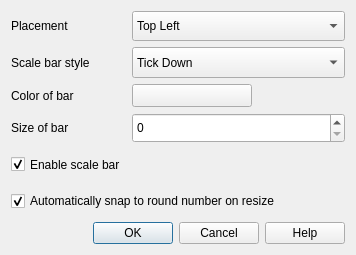
First picture: the form in src/ui/qgsdecorationscalebardialog.ui, repository carsmie/QGIS, before the edit.
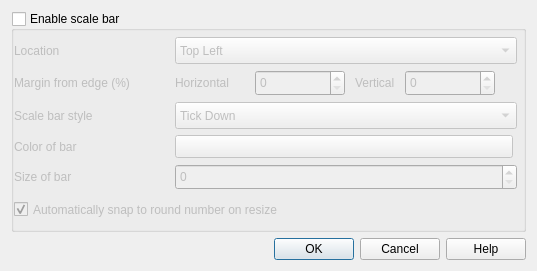
Second picture: the form after the edit. Icons and pictures are not drawn. Custom widgets are drawn as their Qt base class.

Commit message:
Added placement margin to decoration items and updated dialogs.
- North arrow, scalebar, and copyright label updated to include a
  margin option on placement.
- All qgsdecorationitem type dialogs amended so that all widgets sit
  within a checkable group box for activating/deactivating the item.

```diff
--- a/src/ui/qgsdecorationscalebardialog.ui
+++ b/src/ui/qgsdecorationscalebardialog.ui
@@ -6,8 +6,8 @@
    <rect>
     <x>0</x>
     <y>0</y>
-    <width>356</width>
-    <height>255</height>
+    <width>537</width>
+    <height>271</height>
    </rect>
   </property>
   <property name="windowTitle">
@@ -19,8 +19,47 @@
    </iconset>
   </property>
   <layout class="QGridLayout" name="gridLayout">
-   <item row="0" column="0">
-    <widget class="QLabel" name="textLabel1_2">
+   <item row="2" column="0" colspan="3">
+    <widget class="QGroupBox" name="grpEnable">
+     <property name="sizePolicy">
+      <sizepolicy hsizetype="Preferred" vsizetype="Minimum">
+       <horstretch>0</horstretch>
+       <verstretch>0</verstretch>
+      </sizepolicy>
+     </property>
+     <property name="minimumSize">
+      <size>
+       <width>0</width>
+       <height>220</height>
+      </size>
+     </property>
+     <property name="title">
+      <string>Enable scale bar</string>
+     </property>
+     <property name="checkable">
+      <bool>true</bool>
+     </property>
+     <property name="checked">
+      <bool>false</bool>
+     </property>
+     <layout class="QGridLayout" name="gridLayout_2">
+      <property name="leftMargin">
+       <number>0</number>
+      </property>
+      <property name="topMargin">
+       <number>6</number>
+      </property>
+      <property name="rightMargin">
+       <number>0</number>
+      </property>
+      <property name="bottomMargin">
+       <number>6</number>
+      </property>
+      <property name="verticalSpacing">
+       <number>6</number>
+      </property>
+      <item row="3" column="0">
+       <widget class="QLabel" name="lblLocation">
      <property name="sizePolicy">
       <sizepolicy hsizetype="Preferred" vsizetype="Minimum">
        <horstretch>0</horstretch>
@@ -28,14 +67,88 @@
       </sizepolicy>
      </property>
      <property name="text">
-      <string>Placement</string>
+         <string>Location</string>
      </property>
      <property name="buddy">
       <cstring>cboPlacement</cstring>
      </property>
     </widget>
    </item>
-   <item row="0" column="1">
+      <item row="4" column="0">
+       <widget class="QLabel" name="lblMargin">
+        <property name="minimumSize">
+         <size>
+          <width>155</width>
+          <height>0</height>
+         </size>
+        </property>
+        <property name="text">
+         <string>Margin from edge (%)</string>
+        </property>
+       </widget>
+      </item>
+      <item row="6" column="0">
+       <widget class="QLabel" name="textLabel1_3_2">
+        <property name="sizePolicy">
+         <sizepolicy hsizetype="Preferred" vsizetype="Minimum">
+          <horstretch>0</horstretch>
+          <verstretch>0</verstretch>
+         </sizepolicy>
+        </property>
+        <property name="text">
+         <string>Color of bar</string>
+        </property>
+       </widget>
+      </item>
+      <item row="14" column="0" colspan="3">
+       <widget class="QCheckBox" name="chkSnapping">
+        <property name="sizePolicy">
+         <sizepolicy hsizetype="Minimum" vsizetype="Minimum">
+          <horstretch>0</horstretch>
+          <verstretch>0</verstretch>
+         </sizepolicy>
+        </property>
+        <property name="text">
+         <string>Automatically snap to round number on resize</string>
+        </property>
+        <property name="checked">
+         <bool>true</bool>
+        </property>
+       </widget>
+      </item>
+      <item row="5" column="0">
+       <widget class="QLabel" name="textLabel1">
+        <property name="sizePolicy">
+         <sizepolicy hsizetype="Preferred" vsizetype="Minimum">
+          <horstretch>0</horstretch>
+          <verstretch>0</verstretch>
+         </sizepolicy>
+        </property>
+        <property name="text">
+         <string>Scale bar style</string>
+        </property>
+        <property name="buddy">
+         <cstring>cboStyle</cstring>
+        </property>
+       </widget>
+      </item>
+      <item row="7" column="0">
+       <widget class="QLabel" name="textLabel1_3">
+        <property name="sizePolicy">
+         <sizepolicy hsizetype="Preferred" vsizetype="Minimum">
+          <horstretch>0</horstretch>
+          <verstretch>0</verstretch>
+         </sizepolicy>
+        </property>
+        <property name="text">
+         <string>Size of bar</string>
+        </property>
+        <property name="buddy">
+         <cstring>spnSize</cstring>
+        </property>
+       </widget>
+      </item>
+      <item row="3" column="1">
     <widget class="QComboBox" name="cboPlacement">
      <property name="sizePolicy">
       <sizepolicy hsizetype="Minimum" vsizetype="Minimum">
@@ -43,6 +156,12 @@
        <verstretch>0</verstretch>
       </sizepolicy>
      </property>
+        <property name="minimumSize">
+         <size>
+          <width>338</width>
+          <height>0</height>
+         </size>
+        </property>
      <item>
       <property name="text">
        <string>Top Left</string>
@@ -65,23 +184,7 @@
      </item>
     </widget>
    </item>
-   <item row="1" column="0">
-    <widget class="QLabel" name="textLabel1">
-     <property name="sizePolicy">
-      <sizepolicy hsizetype="Preferred" vsizetype="Minimum">
-       <horstretch>0</horstretch>
-       <verstretch>0</verstretch>
-      </sizepolicy>
-     </property>
-     <property name="text">
-      <string>Scale bar style</string>
-     </property>
-     <property name="buddy">
-      <cstring>cboStyle</cstring>
-     </property>
-    </widget>
-   </item>
-   <item row="1" column="1">
+      <item row="5" column="1">
     <widget class="QComboBox" name="cboStyle">
      <property name="sizePolicy">
       <sizepolicy hsizetype="Minimum" vsizetype="Minimum">
@@ -89,6 +192,12 @@
        <verstretch>0</verstretch>
       </sizepolicy>
      </property>
+        <property name="minimumSize">
+         <size>
+          <width>338</width>
+          <height>0</height>
+         </size>
+        </property>
      <property name="toolTip">
       <string>Select the style of the scale bar</string>
      </property>
@@ -114,32 +223,17 @@
      </item>
     </widget>
    </item>
-   <item row="2" column="0">
-    <widget class="QLabel" name="textLabel1_3_2">
-     <property name="sizePolicy">
-      <sizepolicy hsizetype="Preferred" vsizetype="Minimum">
-       <horstretch>0</horstretch>
-       <verstretch>0</verstretch>
-      </sizepolicy>
-     </property>
-     <property name="text">
-      <string>Color of bar</string>
-     </property>
-    </widget>
-   </item>
-   <item row="2" column="1">
-    <layout class="QHBoxLayout" name="horizontalLayout">
-     <item>
+      <item row="6" column="1">
       <widget class="QgsColorButtonV2" name="pbnChangeColor">
        <property name="minimumSize">
         <size>
-         <width>120</width>
+          <width>338</width>
          <height>0</height>
         </size>
        </property>
        <property name="maximumSize">
         <size>
-         <width>120</width>
+          <width>16777215</width>
          <height>16777215</height>
         </size>
        </property>
@@ -148,8 +242,132 @@
        </property>
       </widget>
      </item>
+      <item row="7" column="1">
+       <widget class="QgsSpinBox" name="spnSize">
+        <property name="sizePolicy">
+         <sizepolicy hsizetype="Minimum" vsizetype="Minimum">
+          <horstretch>0</horstretch>
+          <verstretch>0</verstretch>
+         </sizepolicy>
+        </property>
+        <property name="minimumSize">
+         <size>
+          <width>338</width>
+          <height>0</height>
+         </size>
+        </property>
+       </widget>
+      </item>
+      <item row="4" column="1">
+       <layout class="QHBoxLayout" name="hlytMargin" stretch="0,0,0,0,0">
+        <property name="spacing">
+         <number>10</number>
+        </property>
+        <property name="sizeConstraint">
+         <enum>QLayout::SetDefaultConstraint</enum>
+        </property>
      <item>
-      <spacer name="horizontalSpacer">
+         <widget class="QLabel" name="lblHorizontal">
+          <property name="sizePolicy">
+           <sizepolicy hsizetype="Minimum" vsizetype="Minimum">
+            <horstretch>0</horstretch>
+            <verstretch>0</verstretch>
+           </sizepolicy>
+          </property>
+          <property name="minimumSize">
+           <size>
+            <width>70</width>
+            <height>0</height>
+           </size>
+          </property>
+          <property name="maximumSize">
+           <size>
+            <width>60</width>
+            <height>16777215</height>
+           </size>
+          </property>
+          <property name="text">
+           <string>Horizontal</string>
+          </property>
+          <property name="alignment">
+           <set>Qt::AlignLeading|Qt::AlignLeft|Qt::AlignVCenter</set>
+          </property>
+         </widget>
+        </item>
+        <item>
+         <widget class="QgsSpinBox" name="spnHorizontal">
+          <property name="sizePolicy">
+           <sizepolicy hsizetype="Minimum" vsizetype="Minimum">
+            <horstretch>0</horstretch>
+            <verstretch>0</verstretch>
+           </sizepolicy>
+          </property>
+          <property name="minimumSize">
+           <size>
+            <width>90</width>
+            <height>0</height>
+           </size>
+          </property>
+          <property name="maximumSize">
+           <size>
+            <width>90</width>
+            <height>16777215</height>
+           </size>
+          </property>
+          <property name="minimum">
+           <number>0</number>
+          </property>
+          <property name="maximum">
+           <number>100</number>
+          </property>
+         </widget>
+        </item>
+        <item>
+         <widget class="QLabel" name="lblVertical">
+          <property name="minimumSize">
+           <size>
+            <width>0</width>
+            <height>0</height>
+           </size>
+          </property>
+          <property name="maximumSize">
+           <size>
+            <width>60</width>
+            <height>16777215</height>
+           </size>
+          </property>
+          <property name="text">
+           <string>Vertical</string>
+          </property>
+         </widget>
+        </item>
+        <item>
+         <widget class="QgsSpinBox" name="spnVertical">
+          <property name="sizePolicy">
+           <sizepolicy hsizetype="Minimum" vsizetype="Minimum">
+            <horstretch>0</horstretch>
+            <verstretch>0</verstretch>
+           </sizepolicy>
+          </property>
+          <property name="minimumSize">
+           <size>
+            <width>90</width>
+            <height>0</height>
+           </size>
+          </property>
+          <property name="maximumSize">
+           <size>
+            <width>90</width>
+            <height>16777215</height>
+           </size>
+          </property>
+          <property name="maximum">
+           <number>100</number>
+          </property>
+         </widget>
+        </item>
+        <item>
+         <spacer name="horizontalSpacer_5">
        <property name="orientation">
         <enum>Qt::Horizontal</enum>
        </property>
@@ -163,65 +381,10 @@
      </item>
     </layout>
    </item>
-   <item row="3" column="0">
-    <widget class="QLabel" name="textLabel1_3">
-     <property name="sizePolicy">
-      <sizepolicy hsizetype="Preferred" vsizetype="Minimum">
-       <horstretch>0</horstretch>
-       <verstretch>0</verstretch>
-      </sizepolicy>
-     </property>
-     <property name="text">
-      <string>Size of bar</string>
-     </property>
-     <property name="buddy">
-      <cstring>spnSize</cstring>
-     </property>
+     </layout>
     </widget>
    </item>
-   <item row="3" column="1">
-    <widget class="QSpinBox" name="spnSize">
-     <property name="sizePolicy">
-      <sizepolicy hsizetype="Minimum" vsizetype="Minimum">
-       <horstretch>0</horstretch>
-       <verstretch>0</verstretch>
-      </sizepolicy>
-     </property>
-    </widget>
-   </item>
-   <item row="4" column="0">
-    <widget class="QCheckBox" name="chkEnable">
-     <property name="sizePolicy">
-      <sizepolicy hsizetype="Minimum" vsizetype="Minimum">
-       <horstretch>0</horstretch>
-       <verstretch>0</verstretch>
-      </sizepolicy>
-     </property>
-     <property name="text">
-      <string>Enable scale bar</string>
-     </property>
-     <property name="checked">
-      <bool>true</bool>
-     </property>
-    </widget>
-   </item>
-   <item row="5" column="0" colspan="2">
-    <widget class="QCheckBox" name="chkSnapping">
-     <property name="sizePolicy">
-      <sizepolicy hsizetype="Minimum" vsizetype="Minimum">
-       <horstretch>0</horstretch>
-       <verstretch>0</verstretch>
-      </sizepolicy>
-     </property>
-     <property name="text">
-      <string>Automatically snap to round number on resize</string>
-     </property>
-     <property name="checked">
-      <bool>true</bool>
-     </property>
-    </widget>
-   </item>
-   <item row="6" column="0" colspan="2">
+   <item row="9" column="0" colspan="3">
     <widget class="QDialogButtonBox" name="buttonBox">
      <property name="orientation">
       <enum>Qt::Horizontal</enum>
@@ -241,6 +404,11 @@
    <header>qgscolorbuttonv2.h</header>
    <container>1</container>
   </customwidget>
+  <customwidget>
+   <class>QgsSpinBox</class>
+   <extends>QSpinBox</extends>
+   <header>qgsspinbox.h</header>
+  </customwidget>
  </customwidgets>
  <tabstops>
   <tabstop>cboPlacement</tabstop>
```
Left out of the diff: 7 changed lines with no effect on the pictures. Lines whose indentation alone changed are shown as unchanged. The commit also changes 13 other files.
